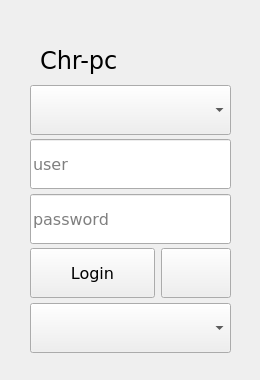
Above: loginform.ui from surlykke/qt-lightdm-greeter before the change. Below: the same form after it.
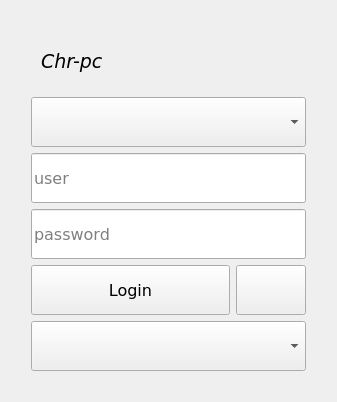
That is the form after the change. Icons and pictures are not drawn.

Patch:
```diff
--- a/loginform.ui
+++ b/loginform.ui
@@ -6,7 +6,7 @@
    <rect>
     <x>0</x>
     <y>0</y>
-    <width>260</width>
+    <width>337</width>
     <height>380</height>
    </rect>
   </property>
@@ -19,15 +19,9 @@
   <property name="windowTitle">
    <string>LoginForm</string>
   </property>
+  <layout class="QVBoxLayout" name="verticalLayout_2">
+   <item>
   <widget class="QFrame" name="formFrame">
-   <property name="geometry">
-    <rect>
-     <x>10</x>
-     <y>10</y>
-     <width>241</width>
-     <height>361</height>
-    </rect>
-   </property>
    <property name="sizePolicy">
     <sizepolicy hsizetype="Preferred" vsizetype="MinimumExpanding">
      <horstretch>0</horstretch>
@@ -66,9 +60,9 @@
         <property name="font">
          <font>
           <family>Bitstream Vera Sans</family>
-          <pointsize>18</pointsize>
+            <pointsize>14</pointsize>
           <weight>50</weight>
-          <italic>false</italic>
+            <italic>true</italic>
           <bold>false</bold>
          </font>
         </property>
@@ -269,6 +263,8 @@
     </item>
    </layout>
   </widget>
+   </item>
+  </layout>
  </widget>
  <resources>
   <include location="qt-lightdm-greeter.qrc"/>
```
Lines whose indentation alone changed are shown as unchanged.
